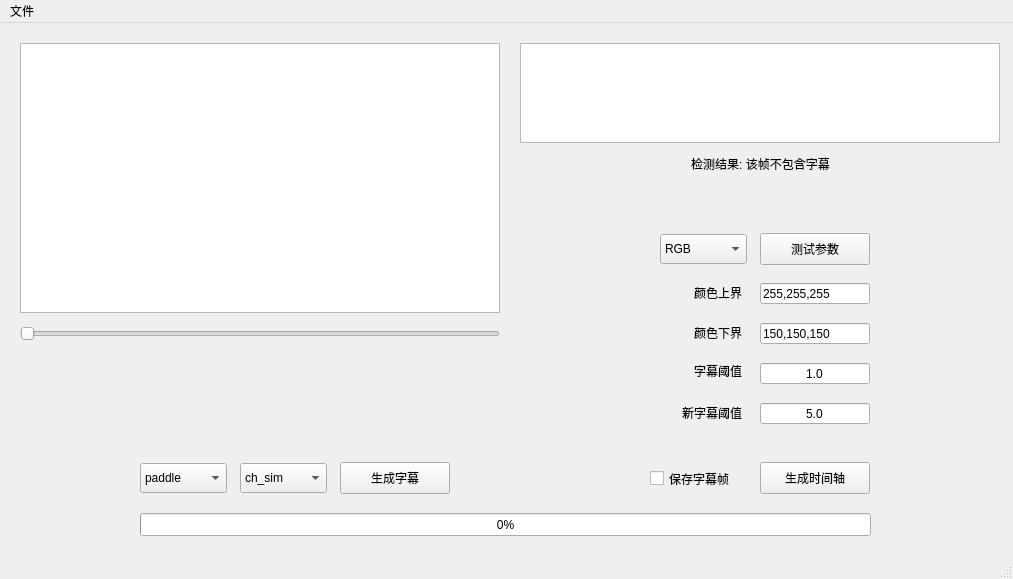
The window that gui.ui (Indigo6/video-ocr) describes before a commit, drawn with Qt 5.
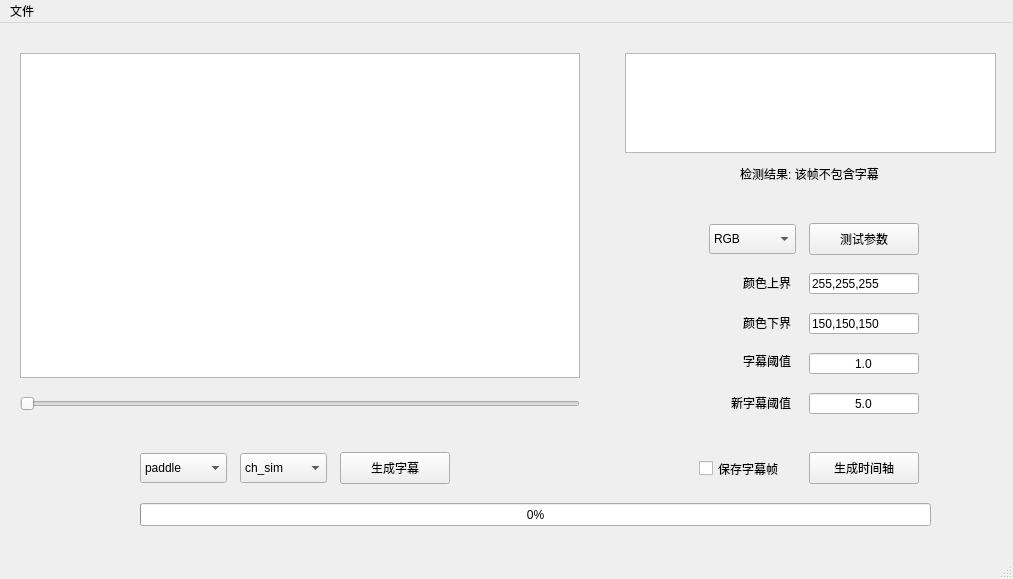
The same window after the commit.

```diff
--- a/gui.ui
+++ b/gui.ui
@@ -22,8 +22,8 @@
    <widget class="QPushButton" name="genTime">
     <property name="geometry">
      <rect>
-      <x>760</x>
-      <y>439</y>
+      <x>809</x>
+      <y>429</y>
       <width>110</width>
       <height>32</height>
      </rect>
@@ -41,7 +41,7 @@
     <property name="geometry">
      <rect>
       <x>340</x>
-      <y>439</y>
+      <y>429</y>
       <width>110</width>
       <height>32</height>
      </rect>
@@ -53,8 +53,8 @@
    <widget class="QCheckBox" name="saveFrames">
     <property name="geometry">
      <rect>
-      <x>650</x>
-      <y>435</y>
+      <x>699</x>
+      <y>425</y>
       <width>101</width>
       <height>41</height>
      </rect>
@@ -67,7 +67,7 @@
     <property name="geometry">
      <rect>
       <x>140</x>
-      <y>440</y>
+      <y>430</y>
       <width>87</width>
       <height>30</height>
      </rect>
@@ -91,8 +91,8 @@
    <widget class="QLineEdit" name="minValue">
     <property name="geometry">
      <rect>
-      <x>760</x>
-      <y>300</y>
+      <x>809</x>
+      <y>290</y>
       <width>110</width>
       <height>21</height>
      </rect>
@@ -104,8 +104,8 @@
    <widget class="QComboBox" name="segMethod">
     <property name="geometry">
      <rect>
-      <x>660</x>
-      <y>211</y>
+      <x>709</x>
+      <y>201</y>
       <width>87</width>
       <height>30</height>
      </rect>
@@ -127,8 +127,8 @@
    <widget class="QLabel" name="isSrt">
     <property name="geometry">
      <rect>
-      <x>660</x>
-      <y>130</y>
+      <x>709</x>
+      <y>140</y>
       <width>201</width>
       <height>21</height>
      </rect>
@@ -143,8 +143,8 @@
    <widget class="QLabel" name="srtLabel">
     <property name="geometry">
      <rect>
-      <x>670</x>
-      <y>340</y>
+      <x>719</x>
+      <y>330</y>
       <width>72</width>
       <height>15</height>
      </rect>
@@ -159,8 +159,8 @@
    <widget class="QLabel" name="chgLabel">
     <property name="geometry">
      <rect>
-      <x>661</x>
-      <y>380</y>
+      <x>710</x>
+      <y>370</y>
       <width>81</width>
       <height>20</height>
      </rect>
@@ -175,8 +175,8 @@
    <widget class="QLineEdit" name="srtThres">
     <property name="geometry">
      <rect>
-      <x>760</x>
-      <y>340</y>
+      <x>809</x>
+      <y>330</y>
       <width>110</width>
       <height>21</height>
      </rect>
@@ -191,8 +191,8 @@
    <widget class="QLineEdit" name="chgThres">
     <property name="geometry">
      <rect>
-      <x>760</x>
-      <y>380</y>
+      <x>809</x>
+      <y>370</y>
       <width>110</width>
       <height>21</height>
      </rect>
@@ -208,8 +208,8 @@
     <property name="geometry">
      <rect>
       <x>20</x>
-      <y>300</y>
-      <width>480</width>
+      <y>370</y>
+      <width>560</width>
       <height>22</height>
      </rect>
     </property>
@@ -220,8 +220,8 @@
    <widget class="QLineEdit" name="maxValue">
     <property name="geometry">
      <rect>
-      <x>760</x>
-      <y>260</y>
+      <x>809</x>
+      <y>250</y>
       <width>110</width>
       <height>21</height>
      </rect>
@@ -233,8 +233,8 @@
    <widget class="QPushButton" name="testButton">
     <property name="geometry">
      <rect>
-      <x>760</x>
-      <y>210</y>
+      <x>809</x>
+      <y>200</y>
       <width>110</width>
       <height>32</height>
      </rect>
@@ -246,8 +246,8 @@
    <widget class="QLabel" name="maxLabel">
     <property name="geometry">
      <rect>
-      <x>670</x>
-      <y>260</y>
+      <x>719</x>
+      <y>250</y>
       <width>72</width>
       <height>20</height>
      </rect>
@@ -262,8 +262,8 @@
    <widget class="QLabel" name="minLabel">
     <property name="geometry">
      <rect>
-      <x>661</x>
-      <y>300</y>
+      <x>710</x>
+      <y>290</y>
       <width>81</width>
       <height>20</height>
      </rect>
@@ -279,18 +279,18 @@
     <property name="geometry">
      <rect>
       <x>20</x>
-      <y>20</y>
-      <width>480</width>
-      <height>270</height>
+      <y>30</y>
+      <width>560</width>
+      <height>325</height>
      </rect>
     </property>
    </widget>
    <widget class="QGraphicsView" name="clipView">
     <property name="geometry">
      <rect>
-      <x>520</x>
-      <y>20</y>
-      <width>480</width>
+      <x>625</x>
+      <y>30</y>
+      <width>371</width>
       <height>100</height>
      </rect>
     </property>
@@ -299,8 +299,8 @@
     <property name="geometry">
      <rect>
       <x>140</x>
-      <y>490</y>
-      <width>731</width>
+      <y>480</y>
+      <width>791</width>
       <height>23</height>
      </rect>
     </property>
@@ -312,7 +312,7 @@
     <property name="geometry">
      <rect>
       <x>240</x>
-      <y>440</y>
+      <y>430</y>
       <width>87</width>
       <height>30</height>
      </rect>
```
